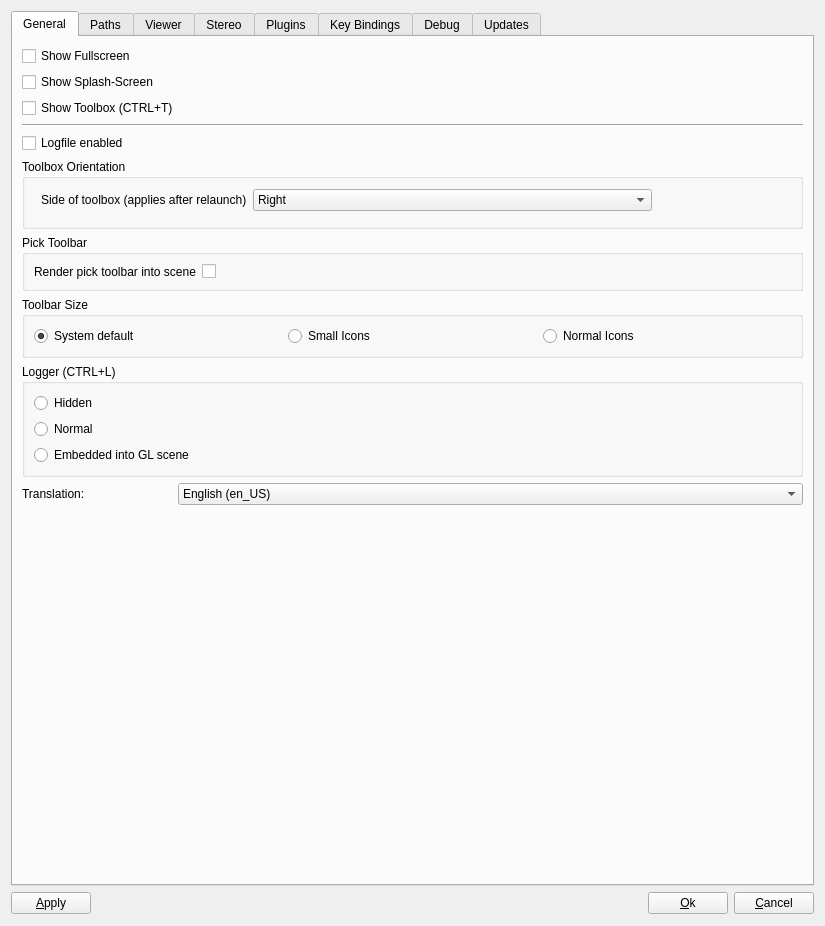
Before: the Qt Designer form OpenFlipper/widgets/optionsWidget/optionsWidget.ui in ShenRen/OpenFlipper, drawn with Qt 5.
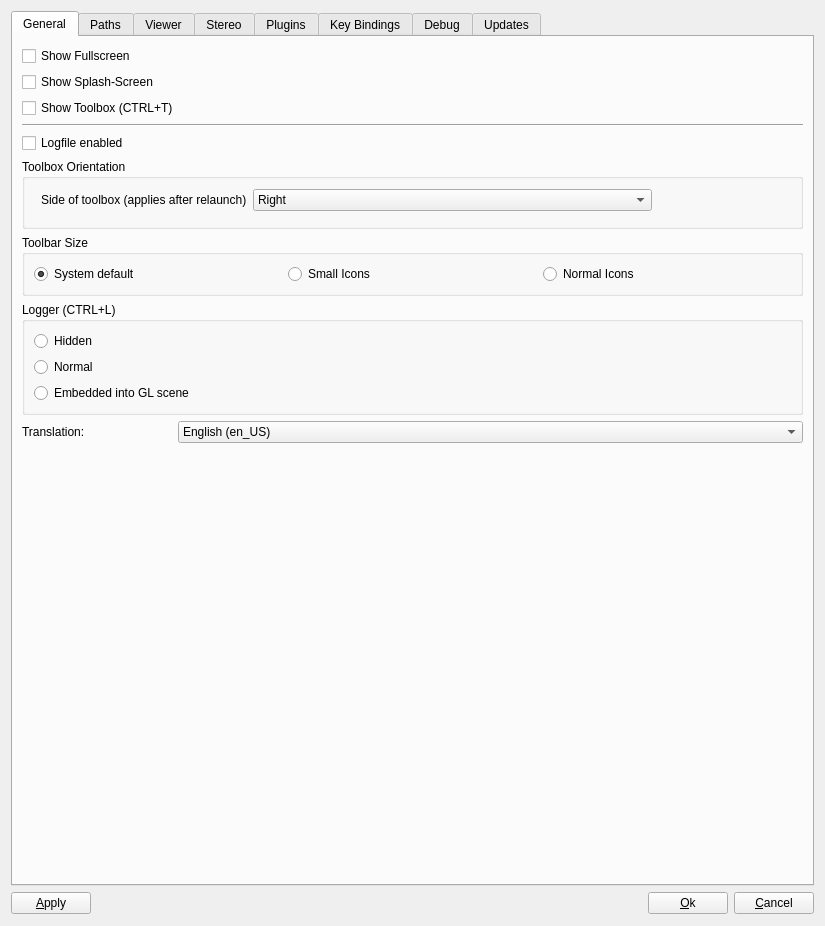
After: the same form once the commit is applied. The open tabs and pages were chosen to show the change. Custom widgets are drawn as their Qt base class.

Commit message: Made picking toolbar and logger widget be rendered into the opengl scene.

```diff
--- a/OpenFlipper/widgets/optionsWidget/optionsWidget.ui
+++ b/OpenFlipper/widgets/optionsWidget/optionsWidget.ui
@@ -138,33 +138,6 @@
          </widget>
         </widget>
        </item>
-       <item>
-        <widget class="QGroupBox" name="groupBox_13">
-         <property name="title">
-          <string>Pick Toolbar</string>
-         </property>
-         <layout class="QVBoxLayout" name="verticalLayout">
-          <item>
-           <layout class="QFormLayout" name="formLayout_6">
-            <item row="0" column="0">
-             <widget class="QLabel" name="label_29">
-              <property name="text">
-               <string>Render pick toolbar into scene</string>
-              </property>
-             </widget>
-            </item>
-            <item row="0" column="1">
-             <widget class="QCheckBox" name="pickToolbarInScene">
-              <property name="text">
-               <string/>
-              </property>
-             </widget>
-            </item>
-           </layout>
-          </item>
-         </layout>
-        </widget>
-       </item>
        <item>
         <widget class="QGroupBox" name="groupBox_11">
          <property name="title">
```
Left out of the diff: 2 changed lines with no effect on the pictures. The commit also changes 11 other files.
